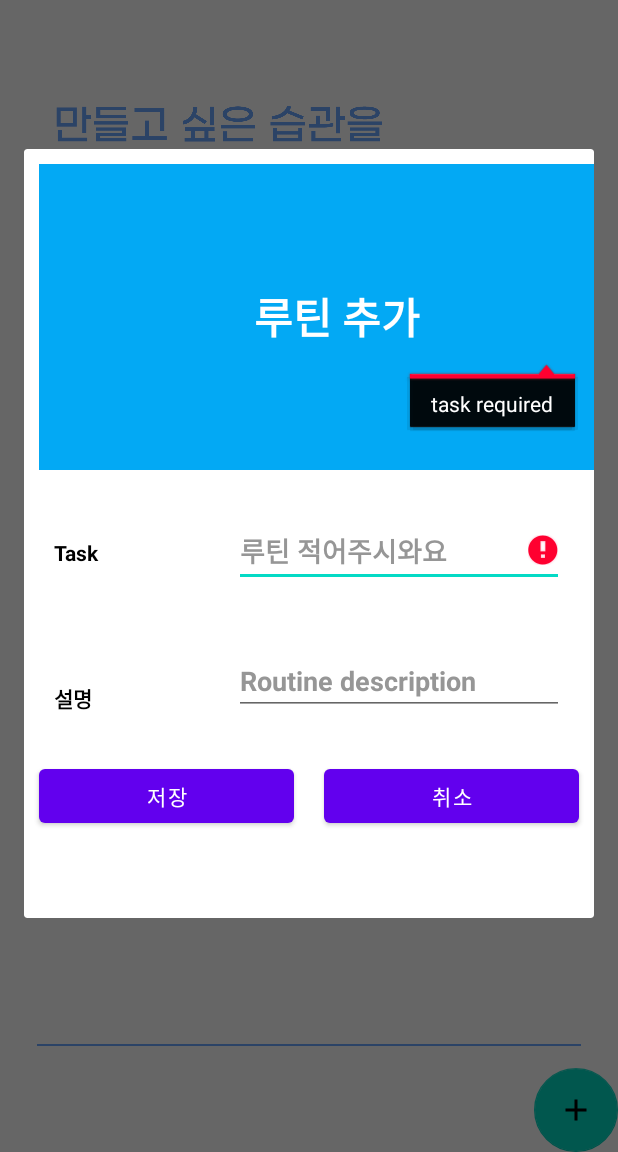
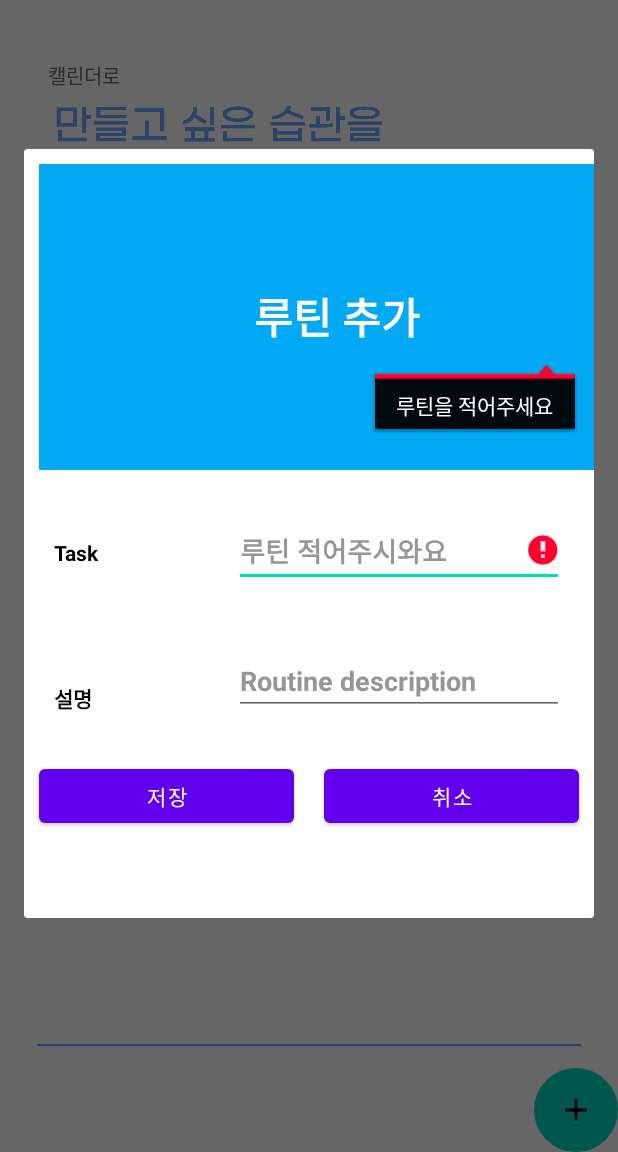
Before and after one commit to ChristineYJKIM/Miracle, an Android app: the HomeActivity screen opened directly, with no data from a screen before it, after a tap on "저장", on a phone screen of 412 x 824 dp, the part 84-1236 px from its top. Run offline under Robolectric (Android 15) with nearby library versions, the phone set to English and light mode, and no system bars; our stand-ins replace Firebase (no records; nobody signed in at launch, a user with empty details on screens opened directly); 1 other tap on this screen came first.

Commit message:
first commit

```diff
--- a/app/src/main/java/com/example/please_last_java_project/HomeActivity.java
+++ b/app/src/main/java/com/example/please_last_java_project/HomeActivity.java
@@ -49,6 +49,8 @@ public class HomeActivity extends AppCompatActivity {
 
     private ProgressDialog loader;
 
+    private TextView listBtn;
+
 
     //14강..이걸 왜 선언한걸까?
     private String key = "";
@@ -56,6 +58,8 @@ public class HomeActivity extends AppCompatActivity {
     private String description;
 
 
+
+    //앱을 나가더라도 데이터 값이 저장될 수 있게끔 해주는 함수입니다~
     @Override
     protected void onCreate(Bundle savedInstanceState) {
         super.onCreate(savedInstanceState);
@@ -77,6 +81,8 @@ public class HomeActivity extends AppCompatActivity {
 
         loader = new ProgressDialog(this);
 
+        listBtn = findViewById(R.id.list_todo);
+
 
         //9강이다.....
         //여기가 문제네...문제해결했어!
@@ -95,9 +101,15 @@ public class HomeActivity extends AppCompatActivity {
 
         });
 
+
+
     }
 
 
+
+
+
+    //데이터를 추가하는 거구나
     private void add() {
         AlertDialog.Builder myDialog = new AlertDialog.Builder(this);
         LayoutInflater inflater = LayoutInflater.from(this);
@@ -132,15 +144,15 @@ public class HomeActivity extends AppCompatActivity {
 
 
             if (TextUtils.isEmpty(mTask)) {
-                task.setError("task required");
+                task.setError("루틴을 적어주세요");
                 return;
             }
 
             if (TextUtils.isEmpty(mDescription)) {
-                description.setError("Description required");
+                description.setError("설명도 적어주세요");
                 return;
             } else {
-                loader.setMessage("Adding your data");
+                loader.setMessage("데이터를 추가합니다~");
                 loader.setCanceledOnTouchOutside(false);
                 loader.show();
 
@@ -149,11 +161,11 @@ public class HomeActivity extends AppCompatActivity {
                     @Override
                     public void onComplete(@NonNull Task<Void> task) {
                         if (task.isSuccessful()) {
-                            Toast.makeText(HomeActivity.this, "Task has been inserted", Toast.LENGTH_SHORT).show();
+                            Toast.makeText(HomeActivity.this, "루틴이 추가되었습니다", Toast.LENGTH_SHORT).show();
                             loader.dismiss();
                         } else {
                             String error = task.getException().toString();
-                            Toast.makeText(HomeActivity.this, "Failed", Toast.LENGTH_SHORT).show();
+                            Toast.makeText(HomeActivity.this, "저장실패", Toast.LENGTH_SHORT).show();
                             loader.dismiss();
                         }
                     }
@@ -218,8 +230,7 @@ public class HomeActivity extends AppCompatActivity {
     }
 
 
-    //리사이클러뷰가 나오게끔 클래스와 객체 생성
-    //여기도 12강..
+    //리사이클러뷰가 나오게끔 클래스와 객체 생성하고 세팅함...
     public static class MyViewHolder extends RecyclerView.ViewHolder {
         View mView;
 
@@ -328,19 +339,28 @@ public class HomeActivity extends AppCompatActivity {
     }
 
 
+
+
     @Override
     public boolean onOptionsItemSelected(@NonNull MenuItem item) {
         switch (item.getItemId()) {
 
 
 
-            case R.id.logout:
+          /*  case R.id.go_calendar:
+                Intent intent = new Intent(HomeActivity.this, CalendarActivity.class);
+                startActivity(intent); */
+
+
+
+            case R.id.logout :
                 mAuth.signOut();
                 Intent intent = new Intent(HomeActivity.this, LoginActivity.class);
                 intent.addFlags(Intent.FLAG_ACTIVITY_NEW_TASK | Intent.FLAG_ACTIVITY_CLEAR_TASK);
                 startActivity(intent);
                 finish();
 
+
         }
         return super.onOptionsItemSelected(item);
     }
--- a/app/src/main/res/layout/activity_home.xml
+++ b/app/src/main/res/layout/activity_home.xml
@@ -34,6 +34,16 @@
             android:src="@drawable/ic_baseline_add_24"
             android:contentDescription="TODO" />
 
+        <TextView
+            android:id="@+id/list_todo"
+            android:layout_width="match_parent"
+            android:layout_height="wrap_content"
+            android:text="캘린더로"
+            android:textColor="#696969"
+            android:textSize="13dp"
+            android:layout_marginTop="40dp"
+            android:layout_marginLeft="32dp"/>
+
 
 
     </androidx.coordinatorlayout.widget.CoordinatorLayout>
--- a/app/src/main/res/layout/retrieved_layout.xml
+++ b/app/src/main/res/layout/retrieved_layout.xml
@@ -25,8 +25,6 @@
                 android:layout_width="200dp"
                 android:layout_height="35dp"
                 android:textColor="#000"
-                android:text="2022.08.23"
-                android:background="#03A9F4"
                 android:gravity="center"
                 android:padding="10dp"
                 android:textSize="14sp"
--- a/app/src/main/res/menu/main_menu.xml
+++ b/app/src/main/res/menu/main_menu.xml
@@ -3,10 +3,6 @@
 
 
     //로그아웃 하는 메뉴 기능을 넣어둔 거!
-
-    <item
-        android:id="@+id/go_todo"
-        android:title="ToDo"/>
 
 
     <item
```
Also changed, not shown: app/src/main/java/com/example/please_last_java_project/CalendarActivity.java (+51 -46 lines), app/src/main/res/layout/activity_calendar.xml (+11 -3 lines), app/src/main/res/layout/todo_retrive.xml (+18 -10 lines).
